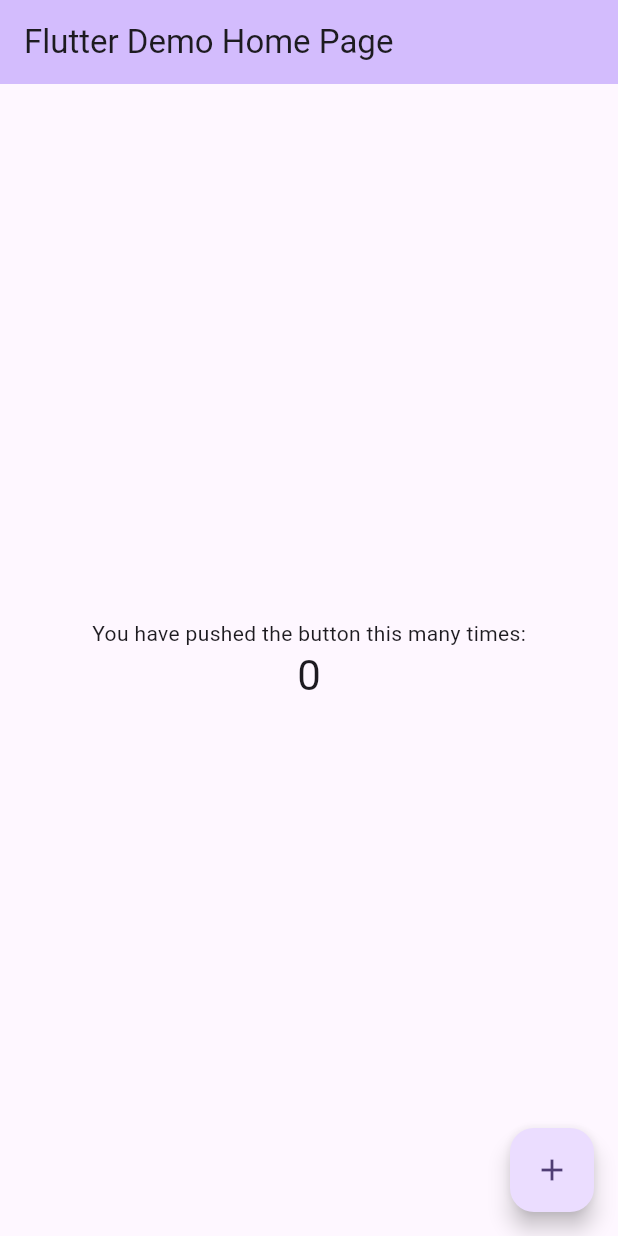
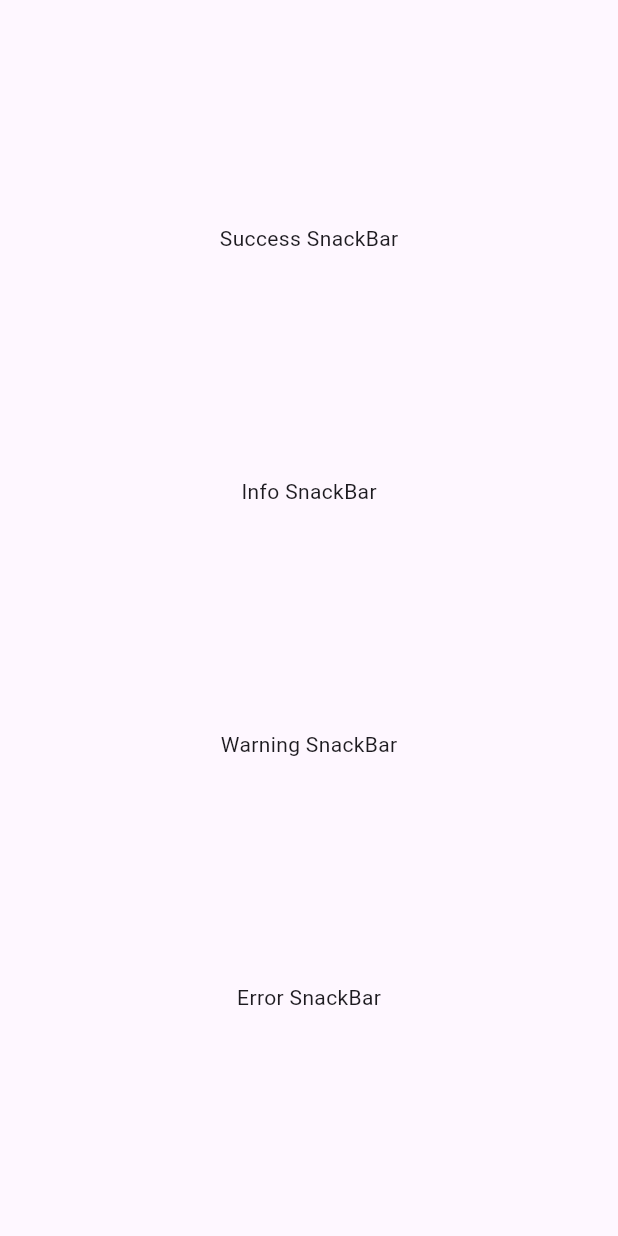
Before and after one commit to shijinthottiyil/mylearning, a Flutter app: the screen it shows after launch, on a phone screen of 412 x 824 dp. Run offline on Flutter 3.47's test engine with Material 3 defaults, Android fonts, the phone set to English and light mode, and no system bars; our stand-ins replace get.

Commit message:
SNACKBARS

```diff
--- /dev/null
+++ b/lib/home_view.dart
@@ -0,0 +1,48 @@
+import 'package:flutter/cupertino.dart';
+import 'package:flutter/material.dart';
+import 'package:flutter/widgets.dart';
+import 'package:get/get.dart';
+import 'package:mylearning/app_popups.dart';
+
+class HomeView extends StatelessWidget {
+  const HomeView({super.key});
+
+  @override
+  Widget build(BuildContext context) {
+    return Scaffold(
+      body: SizedBox(
+        width: context.width,
+        height: context.height,
+        child: Column(
+          mainAxisAlignment: MainAxisAlignment.spaceEvenly,
+          children: [
+            GestureDetector(
+              onTap: () {
+                AppPopups.successSnackbar(title: 'title', message: 'message');
+              },
+              child: Text('Success SnackBar'),
+            ),
+            GestureDetector(
+              onTap: () {
+                AppPopups.infoSnackbar(title: 'title', message: 'message');
+              },
+              child: Text('Info SnackBar'),
+            ),
+            GestureDetector(
+              onTap: () {
+                AppPopups.successSnackbar(title: 'title', message: 'message');
+              },
+              child: Text('Warning SnackBar'),
+            ),
+            GestureDetector(
+              onTap: () {
+                AppPopups.errorSnackbar(title: 'title', message: 'message');
+              },
+              child: Text('Error SnackBar'),
+            ),
+          ],
+        ),
+      ),
+    );
+  }
+}
--- a/lib/main.dart
+++ b/lib/main.dart
@@ -1,4 +1,6 @@
 import 'package:flutter/material.dart';
+import 'package:get/route_manager.dart';
+import 'package:mylearning/home_view.dart';
 
 void main() {
   runApp(const MyApp());
@@ -7,119 +9,10 @@ void main() {
 class MyApp extends StatelessWidget {
   const MyApp({super.key});
 
-  // This widget is the root of your application.
   @override
   Widget build(BuildContext context) {
-    return MaterialApp(
-      title: 'Flutter Demo',
-      theme: ThemeData(
-        // This is the theme of your application.
-        //
-        // TRY THIS: Try running your application with "flutter run". You'll see
-        // the application has a blue toolbar. Then, without quitting the app,
-        // try changing the seedColor in the colorScheme below to Colors.green
-        // and then invoke "hot reload" (save your changes or press the "hot
-        // reload" button in a Flutter-supported IDE, or press "r" if you used
-        // the command line to start the app).
-        //
-        // Notice that the counter didn't reset back to zero; the application
-        // state is not lost during the reload. To reset the state, use hot
-        // restart instead.
-        //
-        // This works for code too, not just values: Most code changes can be
-        // tested with just a hot reload.
-        colorScheme: ColorScheme.fromSeed(seedColor: Colors.deepPurple),
-        useMaterial3: true,
-      ),
-      home: const MyHomePage(title: 'Flutter Demo Home Page'),
+    return GetMaterialApp(
+      home: HomeView(),
     );
   }
 }
-
-class MyHomePage extends StatefulWidget {
-  const MyHomePage({super.key, required this.title});
-
-  // This widget is the home page of your application. It is stateful, meaning
-  // that it has a State object (defined below) that contains fields that affect
-  // how it looks.
-
-  // This class is the configuration for the state. It holds the values (in this
-  // case the title) provided by the parent (in this case the App widget) and
-  // used by the build method of the State. Fields in a Widget subclass are
-  // always marked "final".
-
-  final String title;
-
-  @override
-  State<MyHomePage> createState() => _MyHomePageState();
-}
-
-class _MyHomePageState extends State<MyHomePage> {
-  int _counter = 0;
-
-  void _incrementCounter() {
-    setState(() {
-      // This call to setState tells the Flutter framework that something has
-      // changed in this State, which causes it to rerun the build method below
-      // so that the display can reflect the updated values. If we changed
-      // _counter without calling setState(), then the build method would not be
-      // called again, and so nothing would appear to happen.
-      _counter++;
-    });
-  }
-
-  @override
-  Widget build(BuildContext context) {
-    // This method is rerun every time setState is called, for instance as done
-    // by the _incrementCounter method above.
-    //
-    // The Flutter framework has been optimized to make rerunning build methods
-    // fast, so that you can just rebuild anything that needs updating rather
-    // than having to individually change instances of widgets.
-    return Scaffold(
-      appBar: AppBar(
-        // TRY THIS: Try changing the color here to a specific color (to
-        // Colors.amber, perhaps?) and trigger a hot reload to see the AppBar
-        // change color while the other colors stay the same.
-        backgroundColor: Theme.of(context).colorScheme.inversePrimary,
-        // Here we take the value from the MyHomePage object that was created by
-        // the App.build method, and use it to set our appbar title.
-        title: Text(widget.title),
-      ),
-      body: Center(
-        // Center is a layout widget. It takes a single child and positions it
-        // in the middle of the parent.
-        child: Column(
-          // Column is also a layout widget. It takes a list of children and
-          // arranges them vertically. By default, it sizes itself to fit its
-          // children horizontally, and tries to be as tall as its parent.
-          //
-          // Column has various properties to control how it sizes itself and
-          // how it positions its children. Here we use mainAxisAlignment to
-          // center the children vertically; the main axis here is the vertical
-          // axis because Columns are vertical (the cross axis would be
-          // horizontal).
-          //
-          // TRY THIS: Invoke "debug painting" (choose the "Toggle Debug Paint"
-          // action in the IDE, or press "p" in the console), to see the
-          // wireframe for each widget.
-          mainAxisAlignment: MainAxisAlignment.center,
-          children: <Widget>[
-            const Text(
-              'You have pushed the button this many times:',
-            ),
-            Text(
-              '$_counter',
-              style: Theme.of(context).textTheme.headlineMedium,
-            ),
-          ],
-        ),
-      ),
-      floatingActionButton: FloatingActionButton(
-        onPressed: _incrementCounter,
-        tooltip: 'Increment',
-        child: const Icon(Icons.add),
-      ), // This trailing comma makes auto-formatting nicer for build methods.
-    );
-  }
-}
```
Also changed, not shown: lib/app_popups.dart (added, +53 -0 lines), pubspec.yaml (+4 -11 lines), pubspec.lock, 7 other files.
